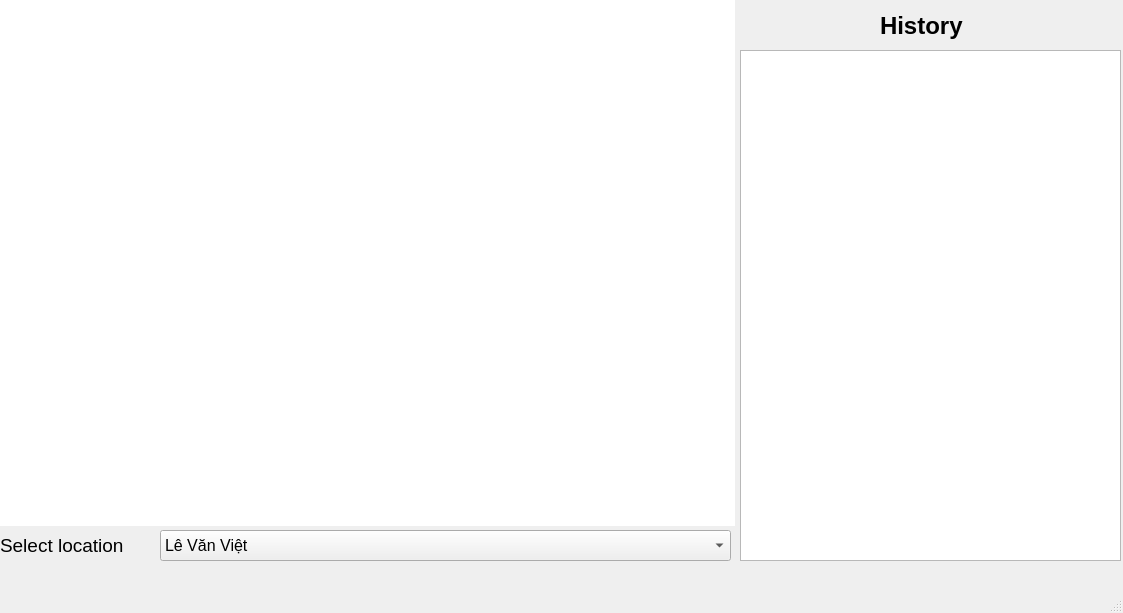
Before: the Qt Designer form Main File/trafficUI.ui in sangvirgo/Traffic-Analysis, drawn with Qt 5.
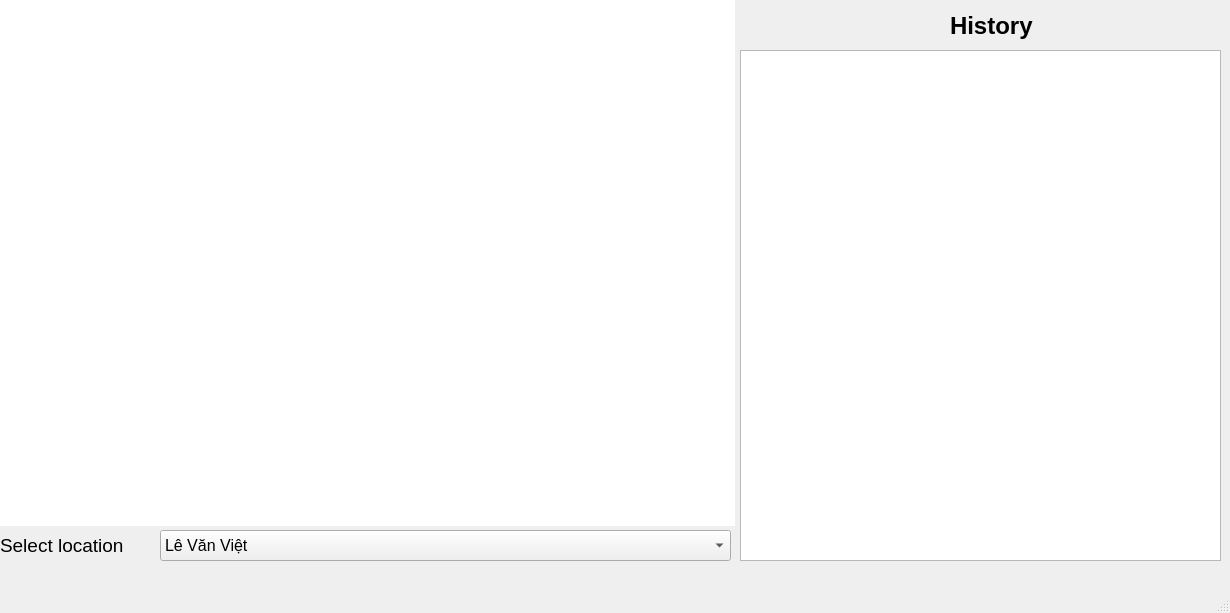
After: the same form once the commit is applied.

The edit to the form file:
```diff
--- a/Main File/trafficUI.ui
+++ b/Main File/trafficUI.ui
@@ -6,7 +6,7 @@
    <rect>
     <x>0</x>
     <y>0</y>
-    <width>1123</width>
+    <width>1230</width>
     <height>613</height>
    </rect>
   </property>
@@ -96,15 +96,20 @@
      <rect>
       <x>740</x>
       <y>50</y>
-      <width>381</width>
+      <width>481</width>
       <height>511</height>
      </rect>
     </property>
+    <property name="font">
+     <font>
+      <family>Arial</family>
+     </font>
+    </property>
    </widget>
    <widget class="QLabel" name="textHistory">
     <property name="geometry">
      <rect>
-      <x>880</x>
+      <x>950</x>
       <y>0</y>
       <width>121</width>
       <height>51</height>
```
Left out of the diff: 2 changed lines with no effect on the pictures.
